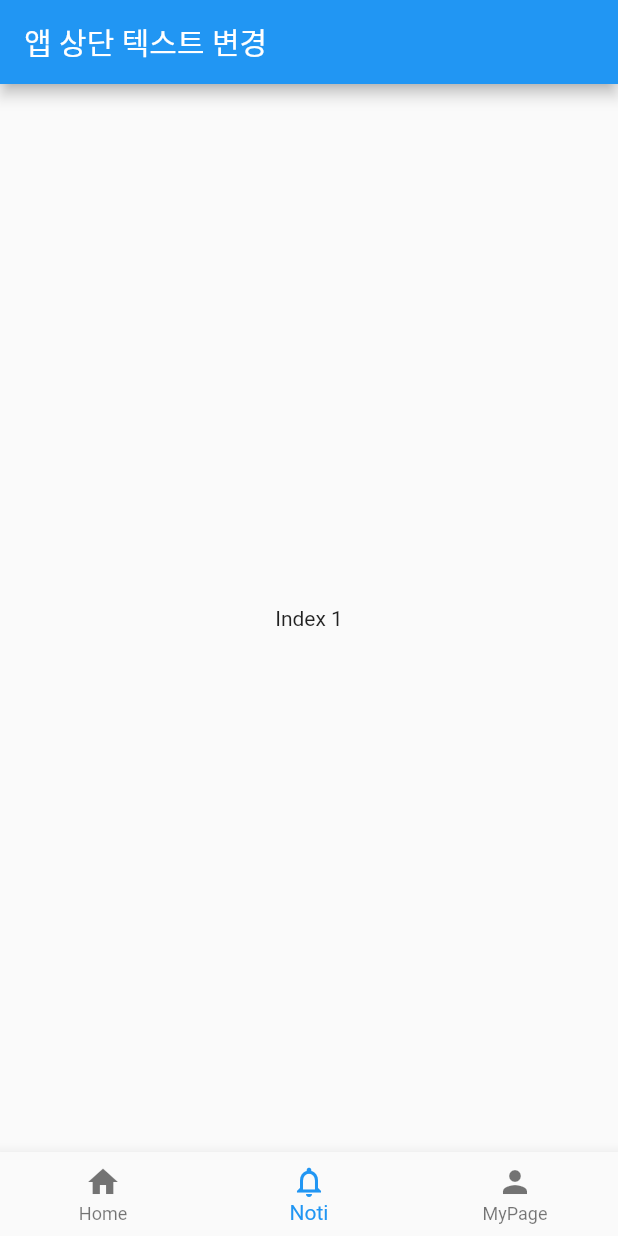
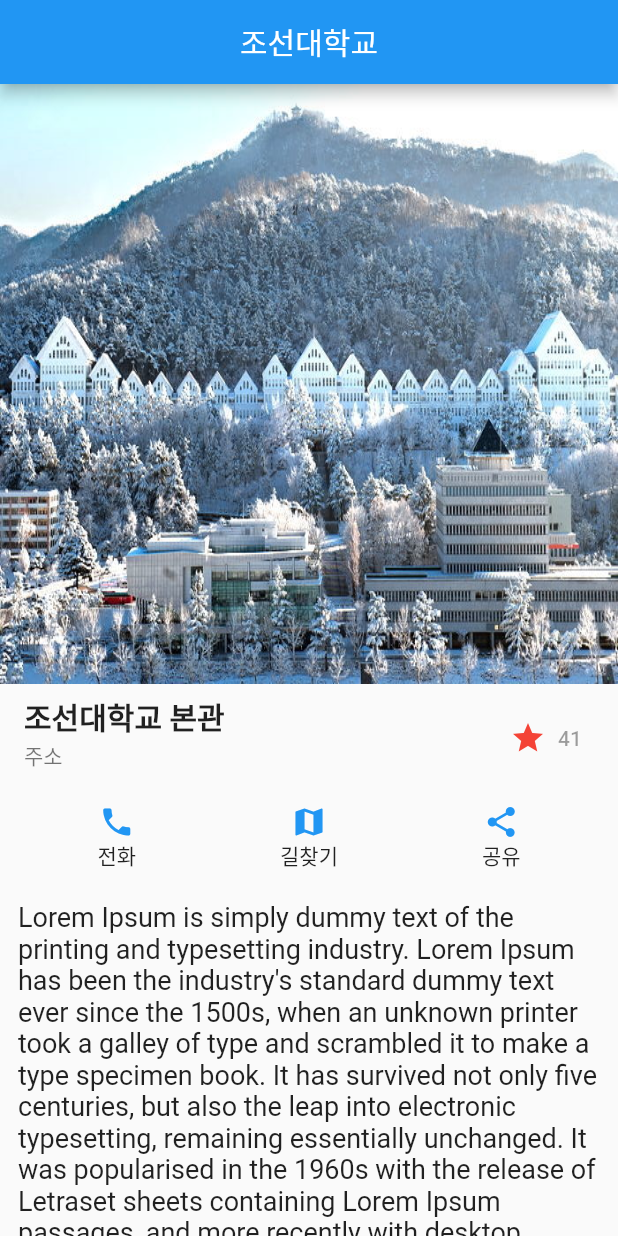
Before and after one commit to narangd0/Flutter-project, a Flutter app: the screen it shows after launch, on a phone screen of 412 x 824 dp. Run offline on Flutter 3.47's test engine with Material 2 defaults, Android fonts, the phone set to English and light mode, and no system bars.

Commit message:
10/15 조선대 예제

```diff
--- a/lib/main.dart
+++ b/lib/main.dart
@@ -15,7 +15,7 @@ class MyApp extends StatelessWidget {
       theme: ThemeData(
         primarySwatch: Colors.blue,
       ),
-      home: const MyHomePage(title: '앱 상단 텍스트 변경'),
+      home: const MyHomePage(title: '조선대학교'),
     );
   }
 }
@@ -47,24 +47,90 @@ class _MyHomePageState extends State<MyHomePage> {
   @override
   Widget build(BuildContext context) {
     return Scaffold(
-        bottomNavigationBar: BottomNavigationBar(
-          items: const [
-            BottomNavigationBarItem(icon: Icon(Icons.home), label: 'Home'),
-            BottomNavigationBarItem(
-                icon: Icon(Icons.notifications_outlined), label: 'Noti'),
-            BottomNavigationBarItem(icon: Icon(Icons.person), label: 'MyPage')
+        appBar: AppBar(
+          title: Center(child: Text(widget.title)),
+        ),
+        body: ListView(
+          children: [
+            Image.asset(
+              width: double.infinity,
+              height: 400,
+              'assets/chosun.png',
+              fit: BoxFit.fill,
+            ),
+            ListTile(
+              title: Text(
+                  style: TextStyle(
+                    fontSize: 20,
+                    fontWeight: FontWeight.bold,
+                  ),
+                  '조선대학교 본관'),
+              subtitle: Text('주소'),
+              trailing: TextButton.icon(
+                  onPressed: null,
+                  icon: Icon(
+                    Icons.star,
+                    color: Colors.red,
+                  ),
+                  label: Text("41")),
+            ),
+            Row(
+              mainAxisAlignment: MainAxisAlignment.center,
+              children: [
+                Container(
+                  padding: const EdgeInsets.all(8.0),
+                  margin: const EdgeInsets.symmetric(horizontal: 40.0),
+                  child: Column(
+                    children: [
+                      Icon(
+                        Icons.phone,
+                        color: Colors.blue,
+                      ),
+                      Text("전화")
+                    ],
+                  ),
+                ),
+                Container(
+                  padding: const EdgeInsets.all(8.0),
+                  margin: const EdgeInsets.symmetric(horizontal: 40.0),
+                  child: Column(
+                    children: [
+                      Icon(
+                        Icons.map,
+                        color: Colors.blue,
+                      ),
+                      Text("길찾기")
+                    ],
+                  ),
+                ),
+                Container(
+                  padding: const EdgeInsets.all(8.0),
+                  margin: const EdgeInsets.symmetric(horizontal: 40.0),
+                  child: Column(
+                    children: [
+                      Icon(
+                        Icons.share,
+                        color: Colors.blue,
+                      ),
+                      Text("공유")
+                    ],
+                  ),
+                )
+              ],
+            ),
+            Padding(
+              padding: const EdgeInsets.all(12.0),
+              child: Text(
+                  style: TextStyle(fontSize: 18),
+                  "Lorem Ipsum is simply dummy text of the printing and typesetting industry. Lorem Ipsum has been the industry's standard dummy text ever since the 1500s, when an unknown printer took a galley of type and scrambled it to make a type specimen book. It has survived not only five centuries, but also the leap into electronic typesetting, remaining essentially unchanged. It was popularised in the 1960s with the release of Letraset sheets containing Lorem Ipsum passages, and more recently with desktop publishing software like Aldus PageMaker including versions of Lorem Ipsum. Contrary to popular belief, Lorem Ipsum is not simply random text. It has roots in a piece of classical Latin literature from 45 BC, making it over 2000 years old. Richard McClintock, a Latin professor at Hampden-Sydney College in Virginia, looked up one of the more obscure Latin words, consectetur, from a Lorem Ipsum passage, and going through the cites of the word in classical literature, discovered the undoubtable source. Lorem Ipsum comes from sections 1.10.32 and 1.10.33 of de Finibus Bonorum et Malorum (The Extremes of Good and Evil) by Cicero, written in 45 BC. This book is a treatise on the theory of ethics, very popular during the Renaissance. The first line of Lorem Ipsum, Lorem ipsum dolor sit amet.., comes from a line in section 1.10.32."),
+            )
           ],
-          onTap: _onItemTapped,
-          currentIndex: _selectedIndex,
-        ),
-        appBar: AppBar(
-          title: Text(widget.title),
-        ),
-        body: Center(
-          child: _widgets.elementAt(_selectedIndex),
         ));
   }
 }
+
+// 3개, 위젯 그리기, 저번주 이번주에 배웠던 거, 비슷하게 그리면 됨
+// 조선대 예제에서 사용된 위젯 위주로. 조선대 예제처럼 나옴
 
 /*
 Widget build(BuildContext context) {
--- a/pubspec.yaml
+++ b/pubspec.yaml
@@ -60,9 +60,9 @@ flutter:
   uses-material-design: true
 
   # To add assets to your application, add an assets section, like this:
-  # assets:
-  #   - images/a_dot_burr.jpeg
-  #   - images/a_dot_ham.jpeg
+  assets:
+    - assets/
+#    - images/a_dot_ham.jpeg
 
   # An image asset can refer to one or more resolution-specific "variants", see
   # https://flutter.dev/assets-and-images/#resolution-aware
```
Also changed, not shown: assets/chosun.png (added), assets/flutter_logo.png (added).
